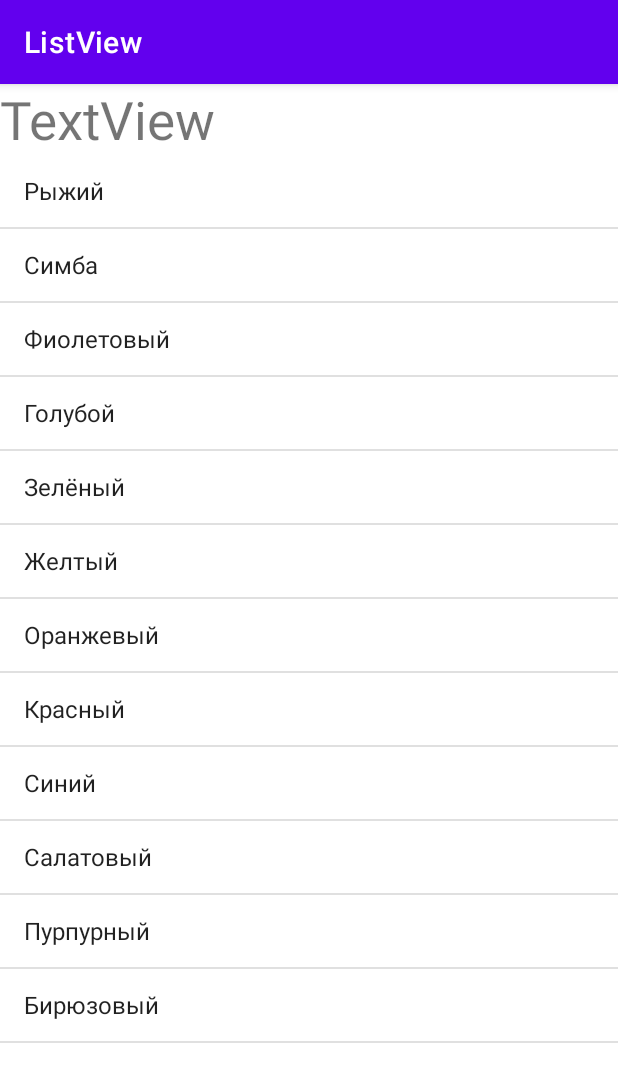
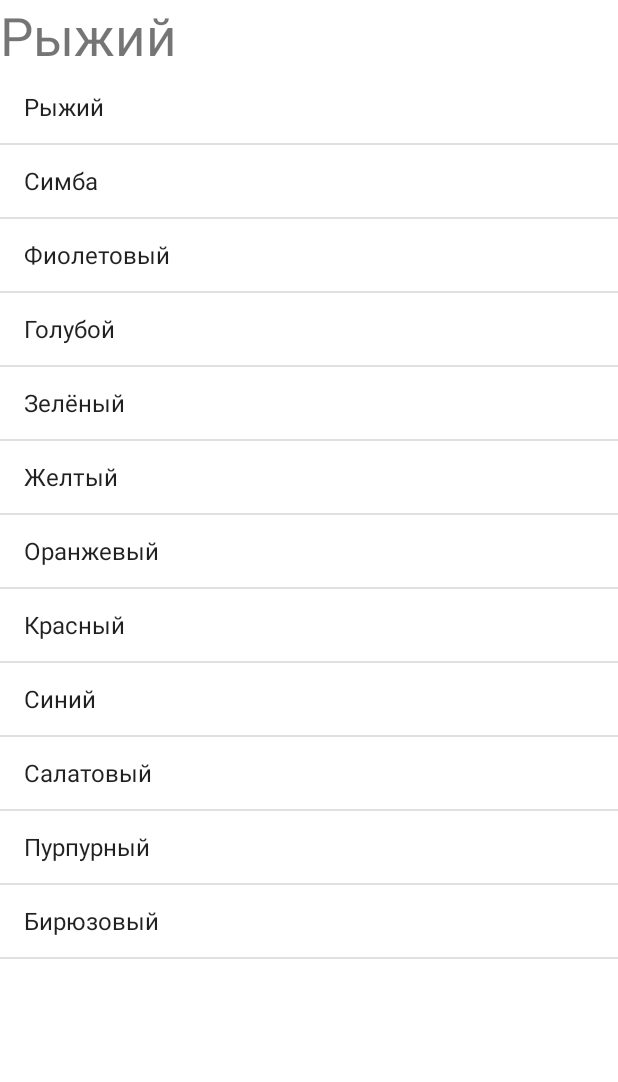
Before and after one commit to AnnaKovalchuk/ListView, an Android app: the screen it shows after launch (MainActivity), after a tap on "Рыжий", on a phone screen of 412 x 824 dp. Shown: the top 1082 px of the screen. Run offline under Robolectric (Android 15) with nearby library versions, the phone set to English and light mode, and no system bars.

Commit message:
Всё работает

```diff
--- a/app/src/main/java/com/example/listview/MainActivity.java
+++ b/app/src/main/java/com/example/listview/MainActivity.java
@@ -13,10 +13,10 @@ public class MainActivity extends AppCompatActivity
 
     @Override
     public void onCreate(Bundle savedInstanceState)
-    {//
+    {
         super.onCreate(savedInstanceState);
         setContentView(R.layout.activity_main);
-        String[] colors =getResources().getStringArray(R.array.cat_names);
+        String[] colors = getResources().getStringArray(R.array.cat_names);
 
         // Связываемся с ListView
         ListView listView = findViewById(R.id.list);
@@ -29,7 +29,8 @@ public class MainActivity extends AppCompatActivity
         listView.setAdapter(adapter);
 
         // Обработка события на клик по элементу списка
-        listView.setOnItemClickListener((parent, view, position, id) -> Toast.makeText(getApplicationContext(),
-                ((TextView)view).getText(), Toast.LENGTH_SHORT).show());
-    }
-}
+        listView.setOnItemClickListener((adapterView, view, i, l) -> {
+            ((TextView)findViewById(R.id.text)).setText(((TextView)view).getText());
+            Toast.makeText(getApplicationContext(),((TextView)view).getText(), Toast.LENGTH_SHORT).show();
+        });
+}}
--- a/app/src/main/res/layout/activity_main.xml
+++ b/app/src/main/res/layout/activity_main.xml
@@ -11,7 +11,6 @@
         android:id="@+id/text"
         android:layout_width="match_parent"
         android:layout_height="wrap_content"
-        android:text="TextView"
         android:textSize="35sp" />
 
     <ListView
--- a/app/src/main/res/values/themes.xml
+++ b/app/src/main/res/values/themes.xml
@@ -1,6 +1,6 @@
 <resources xmlns:tools="http://schemas.android.com/tools">
     <!-- Base application theme. -->
-    <style name="Theme.ListView" parent="Theme.MaterialComponents.DayNight.DarkActionBar">
+    <style name="Theme.ListView" parent="Theme.MaterialComponents.DayNight.NoActionBar">
         <!-- Primary brand color. -->
         <item name="colorPrimary">@color/purple_500</item>
         <item name="colorPrimaryVariant">@color/purple_700</item>
```
